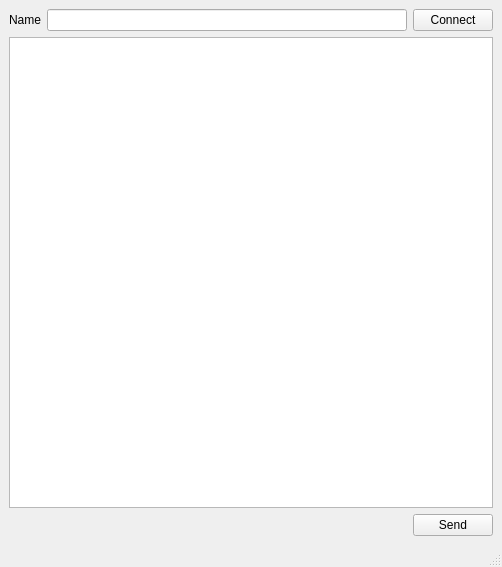
Old version of the form mainwindow.ui in the repository UsualUserForGit/QTInstantMessagingClient.
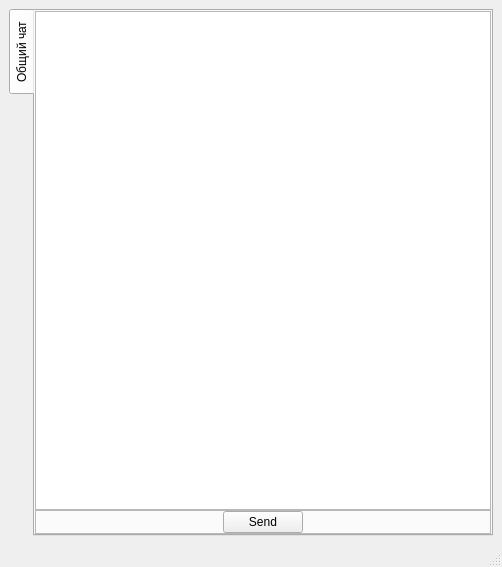
New version of the form.

Patch:
```diff
--- a/mainwindow.ui
+++ b/mainwindow.ui
@@ -14,35 +14,39 @@
    <string>MainWindow</string>
   </property>
   <widget class="QWidget" name="centralwidget">
-   <layout class="QGridLayout" name="gridLayout" rowstretch="1,0,0">
-    <item row="0" column="1">
-     <widget class="QLineEdit" name="nameInput">
-      <property name="text">
-       <string/>
+   <layout class="QGridLayout" name="gridLayout" rowstretch="0">
+    <item row="0" column="0" colspan="2">
+     <widget class="QTabWidget" name="tabWidget">
+      <property name="tabPosition">
+       <enum>QTabWidget::West</enum>
       </property>
-     </widget>
-    </item>
-    <item row="0" column="2">
-     <widget class="QPushButton" name="connectButton">
-      <property name="text">
-       <string>Connect</string>
+      <property name="tabShape">
+       <enum>QTabWidget::Rounded</enum>
       </property>
-     </widget>
-    </item>
-    <item row="0" column="0">
-     <widget class="QLabel" name="label">
-      <property name="focusPolicy">
-       <enum>Qt::NoFocus</enum>
+      <property name="currentIndex">
+       <number>0</number>
       </property>
-      <property name="text">
-       <string>Name</string>
-      </property>
-      <property name="textInteractionFlags">
-       <set>Qt::LinksAccessibleByMouse|Qt::TextSelectableByKeyboard</set>
-      </property>
-     </widget>
-    </item>
-    <item row="1" column="0" colspan="3">
+      <widget class="QWidget" name="tab">
+       <attribute name="title">
+        <string>Общий чат</string>
+       </attribute>
+       <layout class="QVBoxLayout" name="verticalLayout">
+        <property name="spacing">
+         <number>0</number>
+        </property>
+        <property name="leftMargin">
+         <number>0</number>
+        </property>
+        <property name="topMargin">
+         <number>0</number>
+        </property>
+        <property name="rightMargin">
+         <number>0</number>
+        </property>
+        <property name="bottomMargin">
+         <number>0</number>
+        </property>
+        <item>
      <widget class="QTextBrowser" name="chatDisplay">
       <property name="sizePolicy">
        <sizepolicy hsizetype="Expanding" vsizetype="Expanding">
@@ -52,11 +56,48 @@
       </property>
      </widget>
     </item>
-    <item row="2" column="2">
+        <item>
+         <widget class="QFrame" name="input_frame">
+          <property name="frameShape">
+           <enum>QFrame::StyledPanel</enum>
+          </property>
+          <property name="frameShadow">
+           <enum>QFrame::Raised</enum>
+          </property>
+          <layout class="QHBoxLayout" name="input_frame_horizontalLayout">
+           <property name="spacing">
+            <number>0</number>
+           </property>
+           <property name="leftMargin">
+            <number>0</number>
+           </property>
+           <property name="topMargin">
+            <number>0</number>
+           </property>
+           <property name="rightMargin">
+            <number>0</number>
+           </property>
+           <property name="bottomMargin">
+            <number>0</number>
+           </property>
+           <item>
      <widget class="QPushButton" name="send_Button">
+             <property name="sizePolicy">
+              <sizepolicy hsizetype="Maximum" vsizetype="Fixed">
+               <horstretch>0</horstretch>
+               <verstretch>0</verstretch>
+              </sizepolicy>
+             </property>
       <property name="text">
        <string>Send</string>
       </property>
+            </widget>
+           </item>
+          </layout>
+         </widget>
+        </item>
+       </layout>
+      </widget>
      </widget>
     </item>
    </layout>
```
Lines whose indentation alone changed are shown as unchanged.
